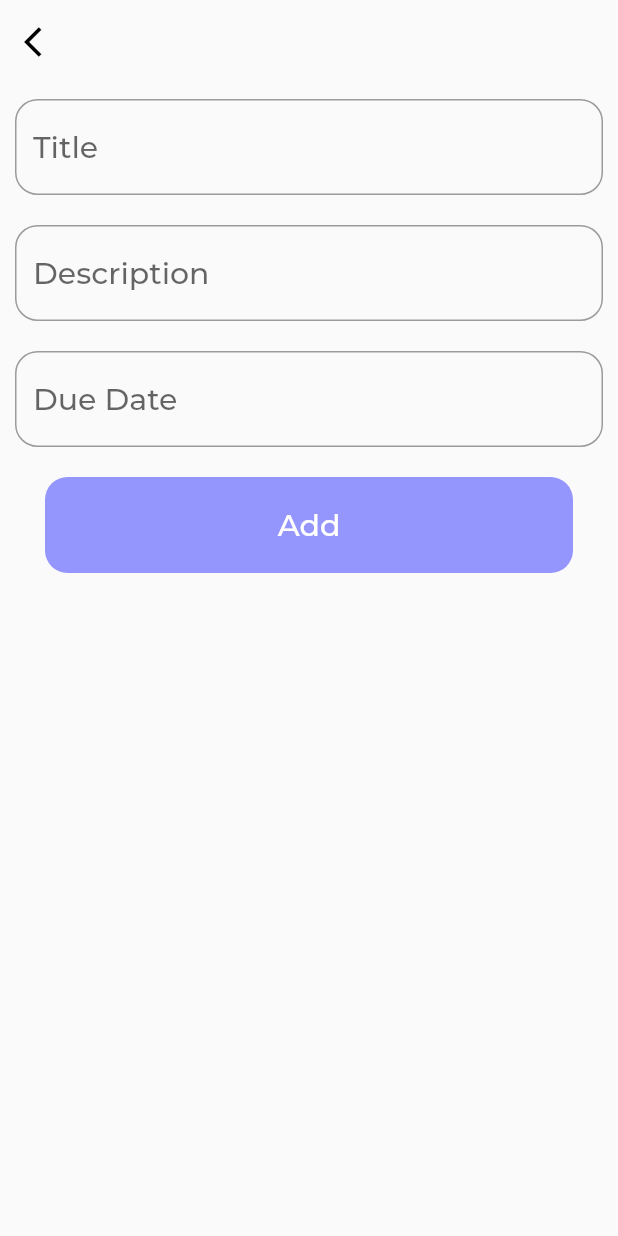
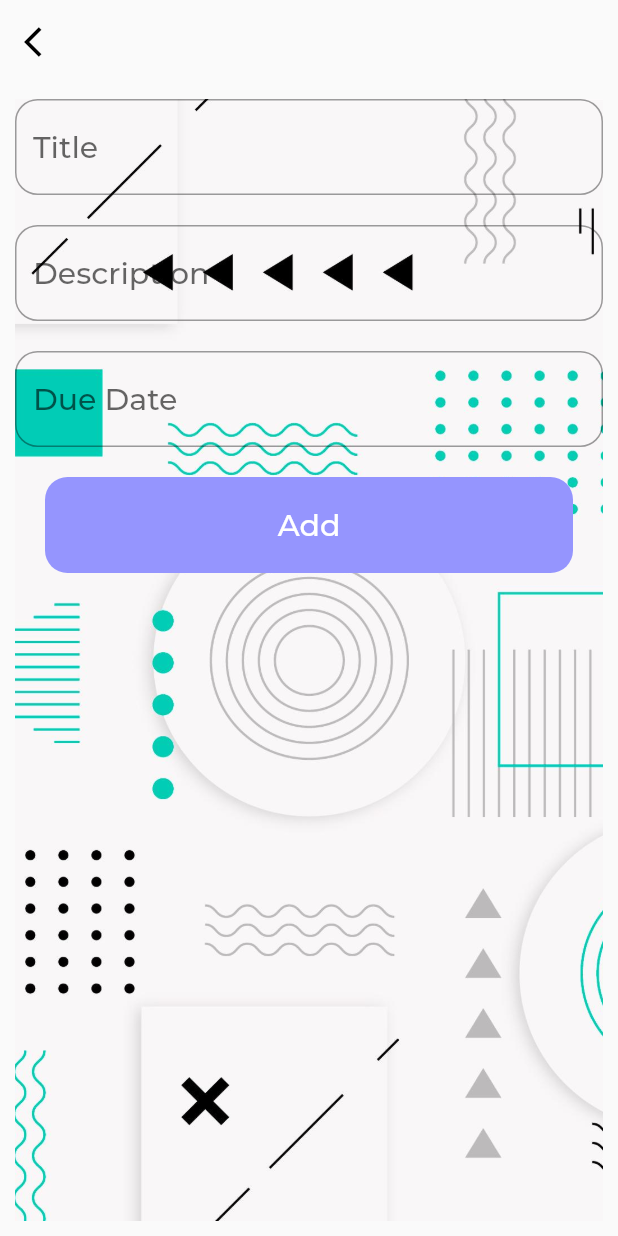
Before and after one commit to abhijithaj0004/Task-Manager-, a Flutter app: the screen it shows after launch, after a tap on the "add" icon, on a phone screen of 412 x 824 dp. Run offline on Flutter 3.47's test engine with Material 2 defaults, Android fonts, the phone set to English and light mode, and no system bars; our stand-ins replace flutter_slidable, hive_flutter; accounts and stored records are empty; project files that could hold a hidden picture were left out.

Commit message:
UI completed

```diff
--- a/lib/presentation/screens/addtaskscreen/add_task_screen.dart
+++ b/lib/presentation/screens/addtaskscreen/add_task_screen.dart
@@ -27,6 +27,12 @@ class AddTaskScreen extends StatelessWidget {
       ),
       body: Padding(
         padding: const EdgeInsets.all(10.0),
+        child: Container(
+          decoration:const BoxDecoration(
+              image: DecorationImage(
+                  image: AssetImage('assets/images/containerimage.jpg'),
+                  fit: BoxFit.cover,
+                  opacity: 230)),
           child: Form(
             key: formKey,
             child: Column(
@@ -70,6 +76,7 @@ class AddTaskScreen extends StatelessWidget {
             ),
           ),
         ),
+      ),
     );
   }
 }
--- a/lib/presentation/screens/home_screen.dart
+++ b/lib/presentation/screens/home_screen.dart
@@ -16,9 +16,16 @@ class HomeScreen extends StatelessWidget {
         preferredSize: Size.fromHeight(70),
         child: HomeAppBar(),
       ),
-      body: Padding(
+      body: Container(
+        decoration: const BoxDecoration(
+            image: DecorationImage(
+                image: AssetImage('assets/images/containerimage.jpg'),
+                fit: BoxFit.cover,
+                opacity: 210)),
+        child: Padding(
           padding: const EdgeInsets.all(10.0),
           child: SingleChildScrollView(
+            physics: const BouncingScrollPhysics(),
             child: Column(
               crossAxisAlignment: CrossAxisAlignment.start,
               children: [
@@ -46,6 +53,7 @@ class HomeScreen extends StatelessWidget {
             ),
           ),
         ),
+      ),
       floatingActionButton: FloatingActionButton(
         backgroundColor: primaryColor,
         onPressed: () {
--- a/pubspec.yaml
+++ b/pubspec.yaml
@@ -55,7 +55,7 @@ flutter:
   uses-material-design: true
   # To add assets to your application, add an assets section, like this:
   assets:
-    - assets/images/
+    - assets/images/containerimage.jpg
   #   - images/a_dot_ham.jpeg
   # An image asset can refer to one or more resolution-specific "variants", see
   # https://flutter.dev/assets-and-images/#resolution-aware
```
Also changed, not shown: assets/images/containerimage.jpg (added), lib/infrastructure/datasources/local_database.dart (line endings or trailing spaces). Lines whose indentation alone changed are shown as unchanged.
